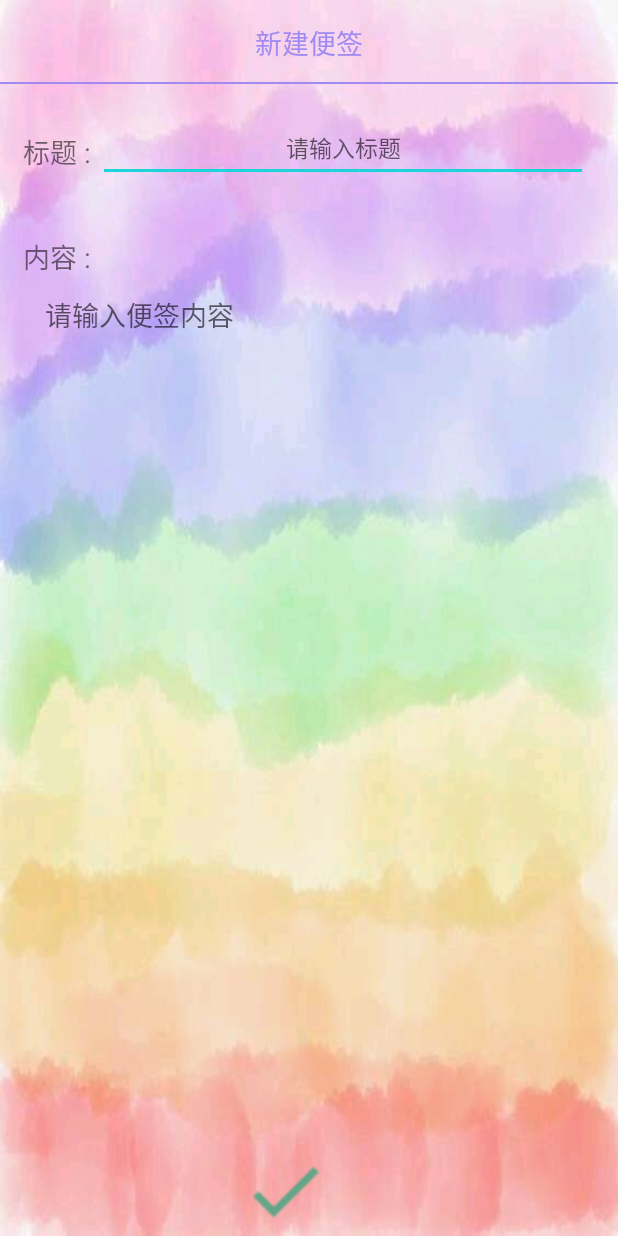
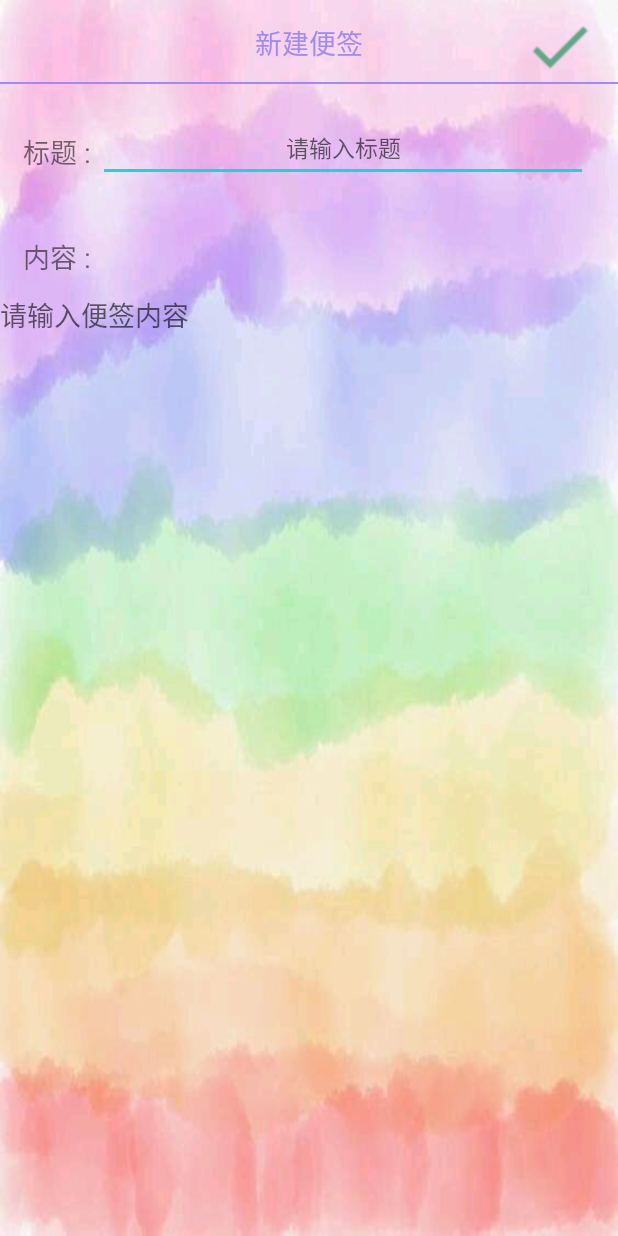
Before and after one commit to FatalRT/MyBook, an Android app: the NewNoteActivity screen opened directly, with no data from a screen before it, on a phone screen of 412 x 824 dp. Run offline under Robolectric (Android 15) with nearby library versions, the light colour scheme and no system bars.

Commit message:
手账1.0完善

```diff
--- a/app/src/main/java/com/example/taoch/mybook/NewBillActivity.java
+++ b/app/src/main/java/com/example/taoch/mybook/NewBillActivity.java
@@ -95,13 +95,14 @@ public class NewBillActivity extends AppCompatActivity {
         //账目显示
         ListView listView = (ListView) findViewById(R.id.list_view);
         listItems=new ArrayList<Map<String, Object>>();
-        List<bill> mybill=LitePal.select("name","text","data","year","month","money")
+        final List<bill> mybill=LitePal.select("id","name","text","data","year","month","money")
                                  .order("id desc")
                                  .find(bill.class);
         for (bill Bill:mybill){
             String rq;
             rq=Bill.getYear()+"年"+Bill.getMonth()+"月"+Bill.getData()+"日";
             map=new HashMap<String, Object>();
+            map.put("id",Bill.getId());
             map.put("billname", Bill.getName());
             map.put("billm", Bill.getMoney());
             map.put("billbeizhu",Bill.getText());
@@ -109,7 +110,7 @@ public class NewBillActivity extends AppCompatActivity {
             //把列表项加进列表集合
             listItems.add(map);
         }
-        final SimpleAdapter simpleAdapter = new SimpleAdapter(this, listItems, R.layout.bill_item, new String[]{"billname", "billm", "billdate","billbeizhu"}, new int[]{R.id.billname, R.id.billm, R.id.billdate,R.id.billbeizhu});
+        final SimpleAdapter simpleAdapter = new SimpleAdapter(this, listItems, R.layout.bill_item, new String[]{"billname", "billm", "billdate","billbeizhu","id"}, new int[]{R.id.billname, R.id.billm, R.id.billdate,R.id.billbeizhu});
         listView.setAdapter(simpleAdapter);
         //长按删除
         listView.setOnItemLongClickListener(new AdapterView.OnItemLongClickListener() {
@@ -128,8 +129,10 @@ public class NewBillActivity extends AppCompatActivity {
                         }else {
                             System.out.println("failed");
                         }
+                        bill billd = mybill.get(position);//获取当前数据id  billd.getId()
+                        LitePal.delete(bill.class,billd.getId());//数据库删除
                         simpleAdapter.notifyDataSetChanged();
-                        Toast.makeText(getBaseContext(), "删除列表项", Toast.LENGTH_SHORT).show();
+                        Toast.makeText(getBaseContext(), "删除成功", Toast.LENGTH_SHORT).show();
                     }
                 });
                 builder.setNegativeButton("取消", new DialogInterface.OnClickListener() {
--- a/app/src/main/res/layout/activity_new_note.xml
+++ b/app/src/main/res/layout/activity_new_note.xml
@@ -13,12 +13,14 @@
         android:layout_height="?attr/actionBarSize">
 
         <TextView
+            android:id="@+id/textView3"
             android:layout_width="match_parent"
             android:layout_height="1dp"
-            app:layout_constraintBottom_toBottomOf="parent"
-            android:background="#a18af2"/>
+            android:background="#a18af2"
+            app:layout_constraintBottom_toBottomOf="parent" />
 
         <TextView
+            android:id="@+id/textView4"
             android:layout_width="wrap_content"
             android:layout_height="wrap_content"
             android:text="@string/newnote"
@@ -28,6 +30,17 @@
             app:layout_constraintLeft_toLeftOf="parent"
             app:layout_constraintRight_toRightOf="parent"
             app:layout_constraintTop_toTopOf="parent" />
+
+        <ImageView
+            android:id="@+id/btn_save"
+            android:layout_width="50dp"
+            android:layout_height="50dp"
+            android:layout_marginStart="106dp"
+            android:background="@drawable/check"
+            android:backgroundTint="#62a687"
+            app:layout_constraintBottom_toBottomOf="parent"
+            app:layout_constraintRight_toRightOf="parent"
+            app:layout_constraintStart_toEndOf="@+id/textView4" />
 
     </android.support.constraint.ConstraintLayout>
     <android.support.constraint.ConstraintLayout
@@ -75,29 +88,18 @@
             app:layout_constraintBottom_toBottomOf="parent"
             />
     </android.support.constraint.ConstraintLayout>
+
     <EditText
+        android:id="@+id/text"
         android:layout_width="match_parent"
         android:layout_height="0dp"
-        android:id="@+id/text"
         android:background="@null"
-        app:layout_constraintBottom_toTopOf="@id/btn_save"
-        app:layout_constraintTop_toBottomOf="@id/bianqian_ly3"
-        android:layout_marginLeft="30dp"
-        android:layout_marginRight="20dp"
         android:gravity="top"
+
         android:hint="请输入便签内容"
-
-        />
-
-    <ImageView
-        android:id="@+id/btn_save"
-        android:layout_width="60dp"
-        android:layout_height="60dp"
-        android:layout_marginStart="160dp"
-        android:background="@drawable/check"
-        android:backgroundTint="#62a687"
         app:layout_constraintBottom_toBottomOf="parent"
-        app:layout_constraintRight_toRightOf="parent"
-        app:layout_constraintStart_toStartOf="parent" />
+        app:layout_constraintEnd_toEndOf="parent"
+        app:layout_constraintStart_toStartOf="parent"
+        app:layout_constraintTop_toBottomOf="@id/bianqian_ly3" />
 
 </android.support.constraint.ConstraintLayout>
```
Also changed, not shown: app/src/main/res/drawable/bill.jpg.
